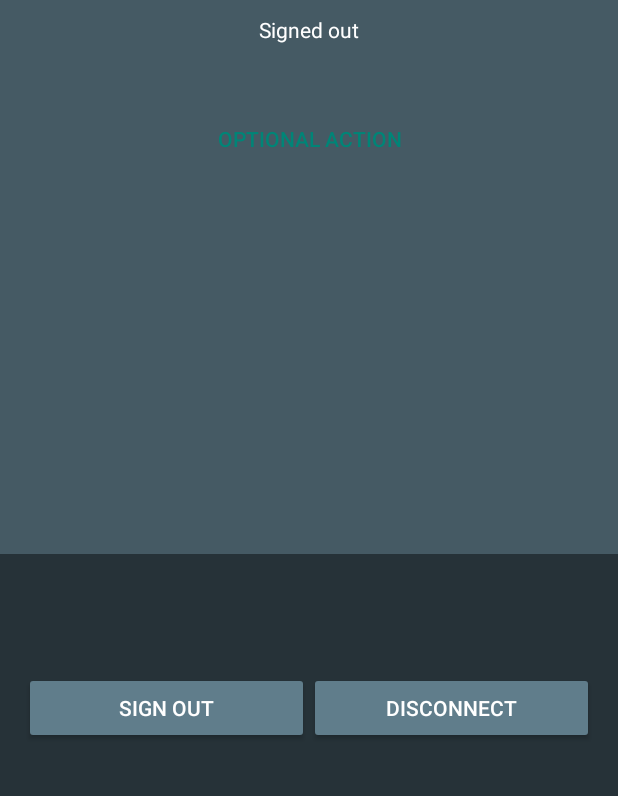
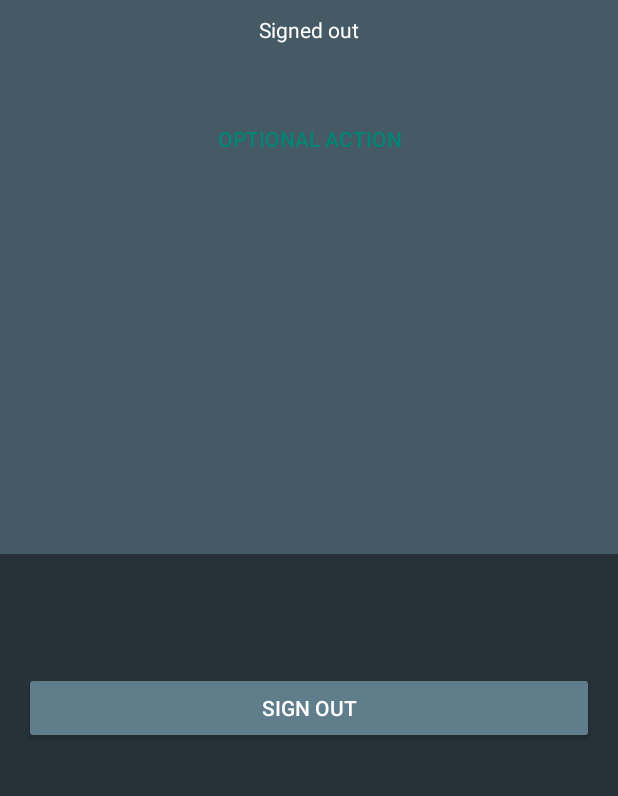
Before and after one commit to JuanjoVG/HackFlirt, an Android app: the layout activity_main.xml on its own in the app's theme, with its tools: preview values and no code run, on a phone screen of 412 x 824 dp, the part 373-1169 px from its top. Run offline under Robolectric (Android 15) with nearby library versions, the phone set to English and light mode, and no system bars.

Commit message:
Delete disconnect button

```diff
--- a/app/build.gradle
+++ b/app/build.gradle
@@ -41,6 +41,7 @@ dependencies {
     compile 'com.google.firebase:firebase-core:10.2.0'
     compile 'com.google.firebase:firebase-auth:10.2.0'
     compile 'com.google.firebase:firebase-messaging:10.2.0'
+    compile 'com.google.firebase:firebase-database:10.2.0'
 }
 
 apply plugin: 'com.google.gms.google-services'
--- a/app/src/main/res/layout/activity_main.xml
+++ b/app/src/main/res/layout/activity_main.xml
@@ -99,13 +99,6 @@
                 android:text="@string/sign_out"
                 android:theme="@style/ThemeOverlay.MyDarkButton" />
 
-            <Button
-                android:id="@+id/disconnect_button"
-                android:layout_width="0dp"
-                android:layout_height="wrap_content"
-                android:layout_weight="1"
-                android:text="@string/disconnect"
-                android:theme="@style/ThemeOverlay.MyDarkButton" />
         </LinearLayout>
 
     </RelativeLayout>
```
Also changed, not shown: app/src/main/java/starthack/hackflirt/SignInActivity.java (+46 -21 lines), app/src/main/res/layout/activity_chooser.xml (deleted, +0 -16 lines).
